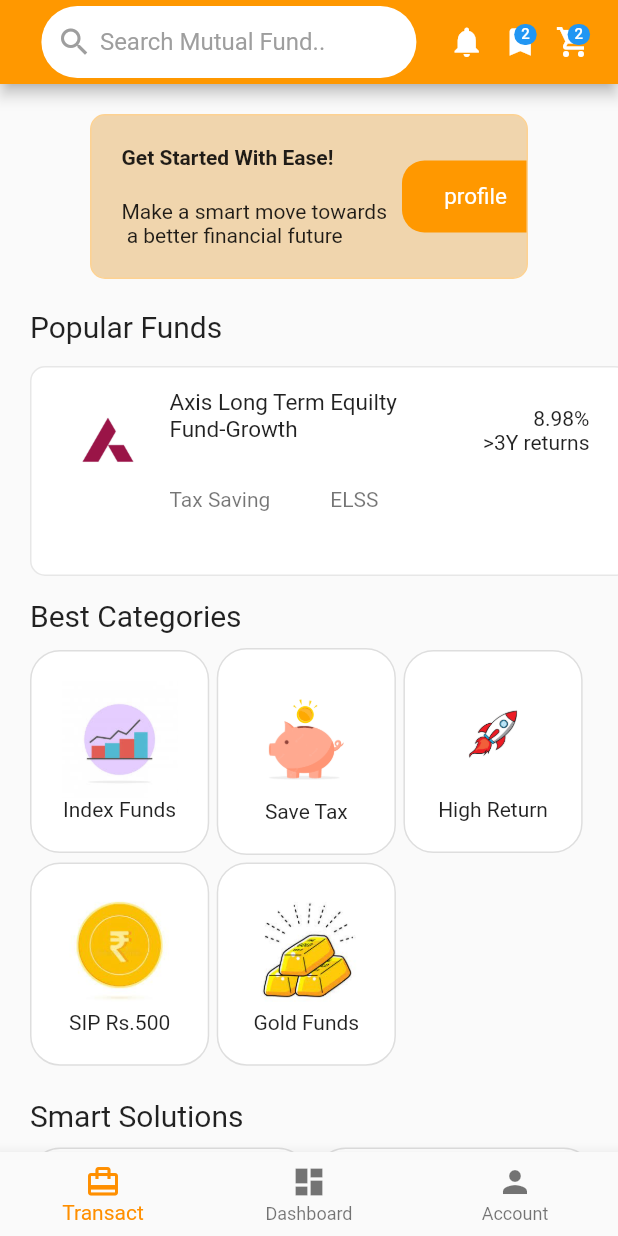
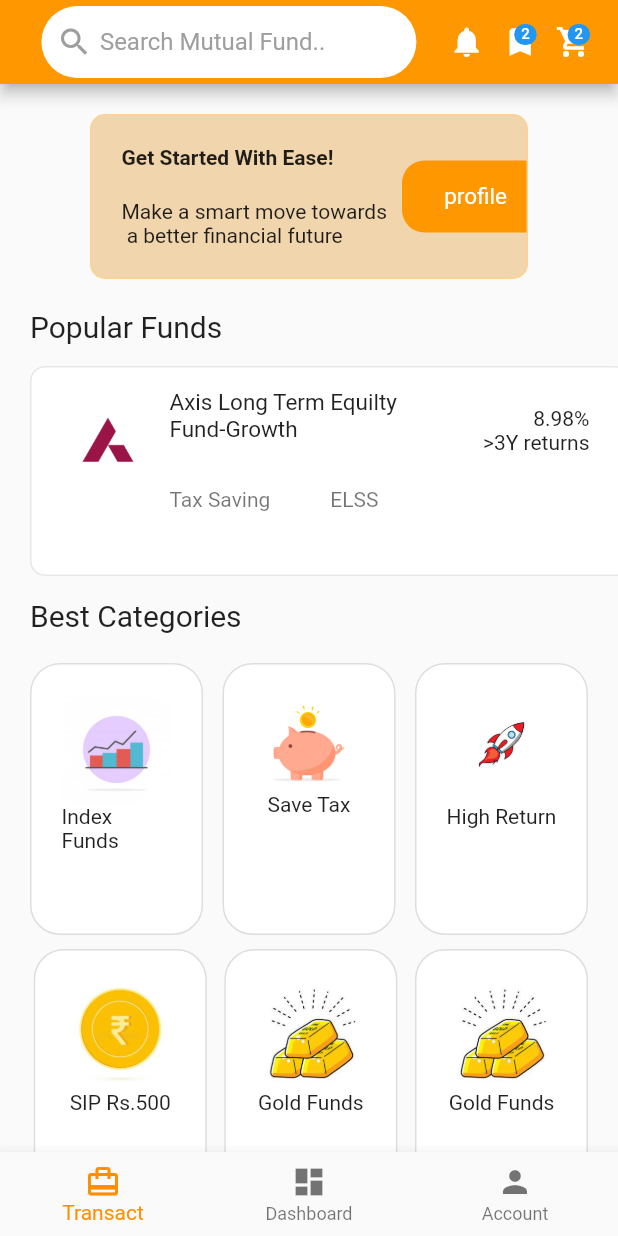
Before and after one commit to Rajatg180/ExpandX_Intern_Assignment, a Flutter app: the screen it shows after launch, on a phone screen of 412 x 824 dp. Run offline on Flutter 3.47's test engine with Material 2 defaults, Android fonts, the phone set to English and light mode, and no system bars; our stand-ins replace badges, syncfusion_flutter_charts, toggle_switch.

Commit message:
responsive

```diff
--- a/screen2/scrreen/lib/Widgets/categories_widget.dart
+++ b/screen2/scrreen/lib/Widgets/categories_widget.dart
@@ -5,14 +5,21 @@ class CategoriesWidget extends StatelessWidget {
 
   @override
   Widget build(BuildContext context) {
-    return Column(
+    return Container(
+      width: double.infinity,
+      padding: EdgeInsets.all(20),
+      height: MediaQuery.of(context).size.height*0.50,
+      child: Column(
+            mainAxisAlignment: MainAxisAlignment.spaceBetween,
             crossAxisAlignment: CrossAxisAlignment.start,
             children: [
               Container(
+                height: MediaQuery.of(context).size.height*0.22,
                 child: Row(
+                  mainAxisAlignment: MainAxisAlignment.spaceBetween,
                   children: [
                     Container(
-                width:MediaQuery.of(context).size.width*0.29,
+                      width:MediaQuery.of(context).size.width*0.28,
                       margin: EdgeInsets.only(right: 2.5),
                       padding: EdgeInsets.all(20),
                       decoration: BoxDecoration(
@@ -24,7 +31,7 @@ class CategoriesWidget extends StatelessWidget {
                         child: Column(
                           children: [
                             Image.asset(
-                        width:100,
+                              fit : BoxFit.cover,
                               'assets/images3.jpg'
                             ),
                             Text("Index Funds")
@@ -33,7 +40,7 @@ class CategoriesWidget extends StatelessWidget {
                       ),
                     ),
                     Container(
-                width:MediaQuery.of(context).size.width*0.29,
+                      width:MediaQuery.of(context).size.width*0.28,
                       margin: EdgeInsets.only(left: 2.5),
                       padding: EdgeInsets.all(20),
                       decoration: BoxDecoration(
@@ -45,8 +52,7 @@ class CategoriesWidget extends StatelessWidget {
                         child: Column(
                           children: [
                             Image.asset(
-                        width:110,
-                        height:80,
+                              fit: BoxFit.cover,
                               'assets/images2.png'
                             ),
                             Text("Save Tax")
@@ -55,8 +61,8 @@ class CategoriesWidget extends StatelessWidget {
                       ),
                     ),
                     Container(
-                width:MediaQuery.of(context).size.width*0.29,
-                margin: EdgeInsets.only(left: 5,right: 10),
+                      width:MediaQuery.of(context).size.width*0.28,
+                      margin: EdgeInsets.only(left: 5),
                       padding: EdgeInsets.all(20),
                       decoration: BoxDecoration(
                         border: Border.all(color: Color.fromARGB(255, 222, 222, 222)),
@@ -67,7 +73,7 @@ class CategoriesWidget extends StatelessWidget {
                         child: Column(
                           children: [
                             Image.asset(
-                        width:100,
+                              fit: BoxFit.cover,
                               'assets/image1.png'
                             ),
                             Text("High Return")
@@ -79,11 +85,13 @@ class CategoriesWidget extends StatelessWidget {
                 ),
               ),
               Container(
+                height: MediaQuery.of(context).size.height*0.22,
                 child: Row(
+                  mainAxisAlignment: MainAxisAlignment.spaceBetween,
                   children: [
                     Container(
-              width:MediaQuery.of(context).size.width*0.29,
-              margin: EdgeInsets.only(right: 2.5,top: 5),
+                    width:MediaQuery.of(context).size.width*0.28,
+                    margin: EdgeInsets.only(right: 2.5,left: 2.5),
                     padding: EdgeInsets.all(20),
                     decoration: BoxDecoration(
                       border: Border.all(color: Color.fromARGB(255, 222, 222, 222)),
@@ -94,7 +102,7 @@ class CategoriesWidget extends StatelessWidget {
                       child: Column(
                         children: [
                           Image.asset(
-                      width:100,
+                             fit: BoxFit.cover,
                             'assets/images4.jpg'
                           ),
                           Text("SIP Rs.500")
@@ -103,8 +111,8 @@ class CategoriesWidget extends StatelessWidget {
                     ),
                   ),
                   Container(
-              width:MediaQuery.of(context).size.width*0.29,
-              margin: EdgeInsets.only(left: 2.5,top: 5),
+                    width:MediaQuery.of(context).size.width*0.28,
+                    margin: EdgeInsets.only(left: 2.5,right: 2.5),
                     padding: EdgeInsets.all(20),
                     decoration: BoxDecoration(
                       border: Border.all(color: Color.fromARGB(255, 222, 222, 222)),
@@ -115,7 +123,28 @@ class CategoriesWidget extends StatelessWidget {
                       child: Column(
                         children: [
                           Image.asset(
-                      width:100,
+                            fit : BoxFit.cover,
+                            'assets/images5.jpg'
+                          ),
+                          Text("Gold Funds")
+                        ],
+                      ),
+                    ),
+                  ),
+                  Container(
+                    width:MediaQuery.of(context).size.width*0.28,
+                    margin: EdgeInsets.only(left: 2.5),
+                    padding: EdgeInsets.all(20),
+                    decoration: BoxDecoration(
+                      border: Border.all(color: Color.fromARGB(255, 222, 222, 222)),
+                      color: Colors.white,
+                      borderRadius: BorderRadius.circular(20)
+                    ),
+                    child: Center(
+                      child: Column(
+                        children: [
+                          Image.asset(
+                            fit : BoxFit.cover,
                             'assets/images5.jpg'
                           ),
                           Text("Gold Funds")
@@ -127,6 +156,7 @@ class CategoriesWidget extends StatelessWidget {
                 ),
               ),
             ],
+      ),
     );
   }
 }
--- a/screen2/scrreen/lib/main.dart
+++ b/screen2/scrreen/lib/main.dart
@@ -178,12 +178,7 @@ class MyApp extends StatelessWidget {
                 ),
               ),
             ),
-            Container(
-              margin: EdgeInsets.only(top: 10,left: 20),
-              width: double.infinity,
-              height: 290,
-              child: CategoriesWidget(),
-            ),
+            CategoriesWidget(),
             Padding(
               padding: EdgeInsets.only(left: 20,top: 10),
               child: Text(
```
Lines whose indentation alone changed are shown as unchanged.
